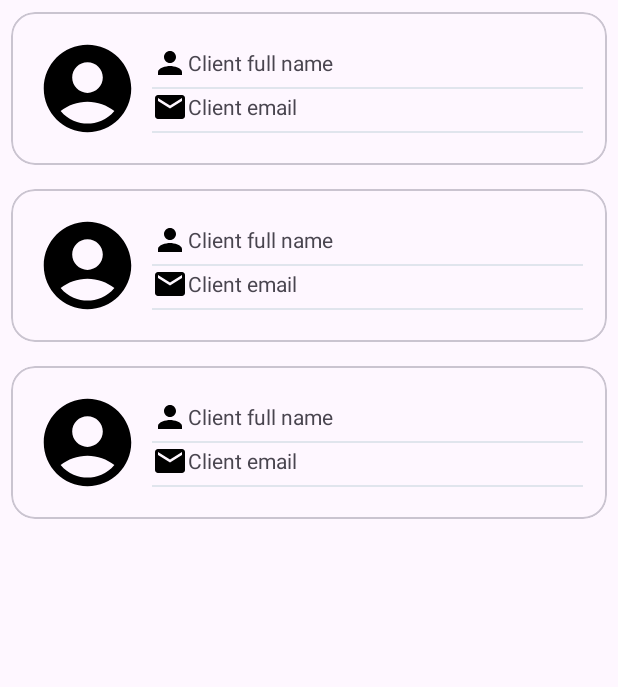
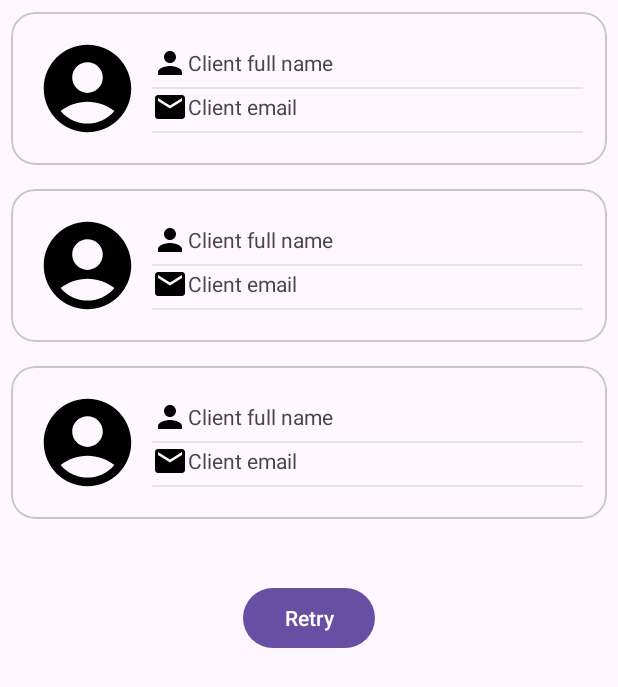
Before and after one commit to n0tnll/MeetingReminder2, an Android app: the layout fragment_clients_list.xml on its own in the app's theme, with its tools: preview values and no code run, on a phone screen of 412 x 824 dp. Shown: the top 687 px of the screen. Run offline under Robolectric (Android 15) with nearby library versions, the phone set to English and light mode, and no system bars; plain views replace RoundedImageView.

Commit message:
Added some widgets on layouts

```diff
--- /dev/null
+++ b/app/src/main/res/drawable/ic_empty_list.xml
@@ -0,0 +1,5 @@
+<vector android:height="80dp" android:tint="#000000"
+    android:viewportHeight="24" android:viewportWidth="24"
+    android:width="80dp" xmlns:android="http://schemas.android.com/apk/res/android">
+    <path android:fillColor="@android:color/white" android:pathData="M20,3h-1L19,1h-2v2L7,3L7,1L5,1v2L4,3c-1.1,0 -2,0.9 -2,2v16c0,1.1 0.9,2 2,2h16c1.1,0 2,-0.9 2,-2L22,5c0,-1.1 -0.9,-2 -2,-2zM20,21L4,21L4,8h16v13z"/>
+</vector>
--- a/app/src/main/res/layout/fragment_clients_list.xml
+++ b/app/src/main/res/layout/fragment_clients_list.xml
@@ -16,4 +16,28 @@
         app:layout_constraintStart_toStartOf="parent"
         app:layout_constraintTop_toTopOf="parent" />
 
+    <ProgressBar
+        android:id="@+id/pb_client_loading"
+        style="?android:attr/progressBarStyle"
+        android:layout_width="wrap_content"
+        android:layout_height="wrap_content"
+        android:visibility="gone"
+        tools:visibility="visible"
+        app:layout_constraintTop_toTopOf="parent"
+        app:layout_constraintBottom_toBottomOf="parent"
+        app:layout_constraintStart_toStartOf="parent"
+        app:layout_constraintEnd_toEndOf="parent"/>
+
+    <com.google.android.material.button.MaterialButton
+        android:id="@+id/button_retry_loading"
+        android:layout_width="wrap_content"
+        android:layout_height="wrap_content"
+        android:visibility="gone"
+        tools:visibility="visible"
+        android:text="@string/retry_button"
+        app:layout_constraintBottom_toBottomOf="@+id/rv_clients_list"
+        app:layout_constraintEnd_toEndOf="parent"
+        app:layout_constraintStart_toStartOf="parent"
+        app:layout_constraintTop_toTopOf="parent" />
+
 </androidx.constraintlayout.widget.ConstraintLayout>
--- a/app/src/main/res/values/strings.xml
+++ b/app/src/main/res/values/strings.xml
@@ -9,4 +9,7 @@
     <string name="date_hint">Date</string>
     <string name="time_hint">Time</string>
     <string name="button_save">Save</string>
+    <string name="retry_button">Retry</string>
+    <string name="icon_about_have_no_reminders_descr">icon about have no reminders</string>
+    <string name="no_reminders">No reminders</string>
 </resources>
```
Also changed, not shown: app/src/main/res/layout/fragment_reminders_list.xml (+30 -3 lines).
